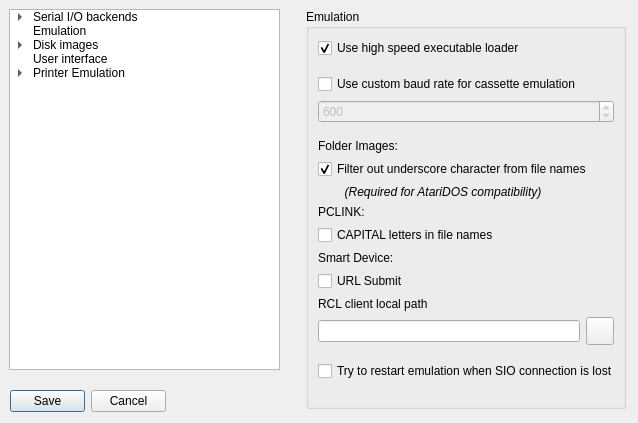
Old version of the form optionsdialog.ui in the repository RespeQt/RespeQt.
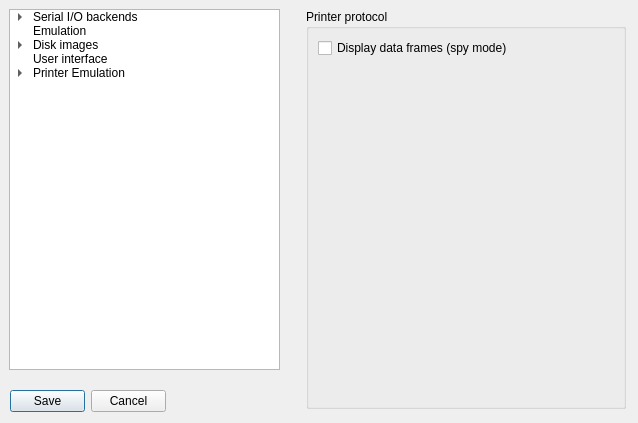
New version of the form. Icons and pictures are not drawn.

Commit message: Added a graphics pane in text window and enhanced the 1020 printer emulation accuracy

```diff
--- a/optionsdialog.ui
+++ b/optionsdialog.ui
@@ -156,7 +156,7 @@
     </sizepolicy>
    </property>
    <property name="currentIndex">
-    <number>3</number>
+    <number>15</number>
    </property>
    <widget class="QWidget" name="page_serialPort">
     <layout class="QVBoxLayout" name="verticalLayout_2">
@@ -2450,6 +2450,49 @@
      </layout>
     </widget>
    </widget>
+   <widget class="QWidget" name="page_5">
+    <widget class="QGroupBox" name="diskGroup_3">
+     <property name="geometry">
+      <rect>
+       <x>0</x>
+       <y>0</y>
+       <width>320</width>
+       <height>400</height>
+      </rect>
+     </property>
+     <property name="minimumSize">
+      <size>
+       <width>258</width>
+       <height>208</height>
+      </size>
+     </property>
+     <property name="title">
+      <string>Printer protocol</string>
+     </property>
+     <layout class="QGridLayout" name="gridLayout_13">
+      <item row="5" column="0">
+       <spacer name="emulationSpacer2_4">
+        <property name="orientation">
+         <enum>Qt::Vertical</enum>
+        </property>
+        <property name="sizeHint" stdset="0">
+         <size>
+          <width>20</width>
+          <height>40</height>
+         </size>
+        </property>
+       </spacer>
+      </item>
+      <item row="2" column="0">
+       <widget class="QCheckBox" name="printerSpyMode">
+        <property name="text">
+         <string>Display data frames (spy mode)</string>
+        </property>
+       </widget>
+      </item>
+     </layout>
+    </widget>
+   </widget>
   </widget>
   <widget class="QDialogButtonBox" name="buttonBox">
    <property name="geometry">
```
Left out of the diff: 5 changed lines with no effect on the pictures. The commit also changes 14 other files.
